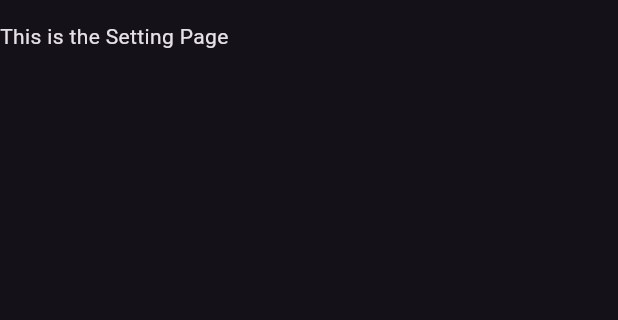
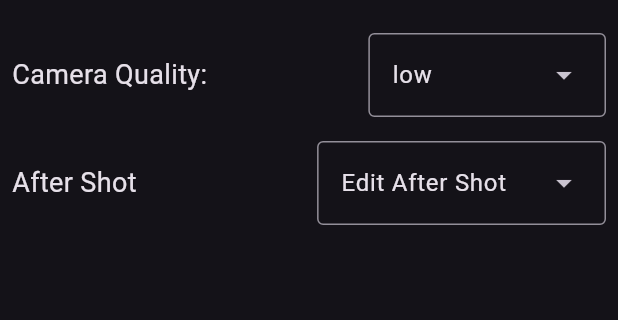
Before and after one commit to IceWind233/SIP_Camera, a Flutter app: the Setting screen opened directly, on a phone screen of 412 x 824 dp, the part 63-383 px from its top. Run offline on Flutter 3.47's test engine with Material 2 defaults, Android fonts, the phone set to English and light mode, and no system bars; our stand-ins replace camera, flutter_riverpod, fluttertoast, riverpod; missing offline and left inert: dart:ffi.

Commit message:
change a lot

```diff
--- /dev/null
+++ b/lib/Components/AutoComplete.dart
@@ -0,0 +1,45 @@
+
+import 'package:flutter/material.dart';
+
+class AutoComplete extends StatefulWidget {
+  // constructor with 2 parameters which are List<string> and value list and a key
+  const AutoComplete({
+    Key? key,
+    required this.list,
+    required this.onSelected,
+  }) : super(key: key);
+
+  final List<String> list;
+  final Function onSelected;
+
+  @override
+  _AutoCompleteState createState() => _AutoCompleteState(list, onSelected);
+}
+
+class _AutoCompleteState extends State<AutoComplete> {
+  // constructor with 2 parameters which are List<string> and value list
+  _AutoCompleteState(this.list, this.onSelected);
+
+  final List<String> list;
+  final Function onSelected;
+
+  void handleSelection(String value) {
+    onSelected(value);
+  }
+
+  @override
+  Widget build(BuildContext context) {
+    return DropdownMenu<String>(
+      initialSelection: list[0],
+      dropdownMenuEntries: list.map<DropdownMenuEntry<String>>((String value) {
+        return DropdownMenuEntry<String>(
+          label: value,
+          value: value,
+        );
+      }).toList(),
+      onSelected: (value) {
+        handleSelection(value??"");
+      },
+    );
+  }
+}
--- /dev/null
+++ b/lib/Components/Select.dart
@@ -0,0 +1,35 @@
+import 'package:flutter/material.dart';
+
+import 'package:flutter_app/Components/AutoComplete.dart';
+
+class Select extends StatelessWidget {
+  const Select({
+    Key? key,
+    required this.title,
+    required this.list,
+    required this.onSelected,
+    this.margin = 8,
+  }) : super(key: key);
+
+  final double margin;
+  final String title;
+  final List<String> list;
+  final Function onSelected;
+
+  @override
+  Widget build(BuildContext context) {
+    return Container(
+      margin: EdgeInsets.all(margin),
+      child: Row(
+        mainAxisAlignment: MainAxisAlignment.spaceBetween,
+        children: [
+          Text(title, style: const TextStyle(fontSize: 18)),
+          AutoComplete(
+            list: list,
+            onSelected: (value) => onSelected(value),
+          ),
+        ],
+      ),
+    );
+  }
+}
--- a/lib/Components/UserHeader.dart
+++ b/lib/Components/UserHeader.dart
@@ -10,7 +10,6 @@ class UserHeader extends StatelessWidget {
 
     return Container(
       width: double.maxFinite,
-      height: 200,
       // contain a avatar and a text "User"
       child: Column(
         mainAxisAlignment: MainAxisAlignment.center,
--- a/lib/Pages/Gallary.dart
+++ b/lib/Pages/Gallary.dart
@@ -1,6 +1,9 @@
+import 'dart:ffi' as ffi;
+import 'dart:io' show Platform, Directory;
+import 'package:path/path.dart' as path;
+
 import 'package:flutter/foundation.dart';
 import 'package:flutter/material.dart';
-
 
 import '../Utils/handleDrag.dart';
 
--- a/lib/Pages/ImgProc.dart
+++ b/lib/Pages/ImgProc.dart
@@ -1,6 +1,7 @@
 import 'package:flutter/material.dart';
 
 class ImgProc extends StatefulWidget{
+  const ImgProc({super.key});
 
   @override
   _ImgProcState createState() => _ImgProcState();
--- a/lib/Pages/Setting.dart
+++ b/lib/Pages/Setting.dart
@@ -1,25 +1,65 @@
 import 'package:flutter/material.dart';
 
-class Setting extends StatefulWidget{
+import 'package:flutter_app/Components/Select.dart';
 
+class Setting extends StatefulWidget {
   @override
   _SettingState createState() => _SettingState();
 }
 
-// TODO: 1. Select quliaity of the image
-// TODO: to be continued
+// TODO : Add state management to share data;
 
-class _SettingState extends State<Setting>{
+class _SettingState extends State<Setting> {
+
+  @override
+  void initState() {
+    // TODO: read data from local storage if not exist create new one
+    super.initState();
+
+  }
+
+  @override
+  void deactivate() {
+    super.deactivate();
+
+    // TODO : Save data to local storage as json file
+    print("on deactivate");
+  }
+
+  void handleCamQuality(String value) {
+    print(value);
+  }
+
+  void handleAfterShot(String option) {
+    print(option);
+  }
 
   @override
   Widget build(BuildContext context) {
     return Scaffold(
-      appBar: AppBar(title: const Text('SIP Camera')),
-      body: const Column(
-        children: [
-          Text('This is the Setting Page'),
-        ],
-      )
-    );
+        appBar: AppBar(title: const Text('SIP Camera')),
+        body: Column(
+          mainAxisAlignment: MainAxisAlignment.start,
+          children: [
+            Select(
+                title: 'Camera Quality:',
+                list: const [
+                  "low",
+                  "medium",
+                  "high",
+                  "veryHigh",
+                  "ultraHigh",
+                  "max"
+                ],
+                onSelected: (value) => handleCamQuality(value)),
+            Select(
+                title: 'After Shot',
+                list: const [
+                  "Edit After Shot",
+                  "Shot Only",
+                ],
+                onSelected: (option) => handleAfterShot(option))
+          ],
+        ));
   }
 }
--- a/lib/Utils/handleDrag.dart
+++ b/lib/Utils/handleDrag.dart
@@ -11,12 +11,8 @@ class Dragger{
   void handleDragUpdate(double end) {
     dragEnd = end;
     dragDistance = dragEnd - dragStart;
-    // TODO : if drag distance higher than 50, set menuOpen to true,
-    // else set menuOpen to false, and drawer go back to left with animation
   }
 
-  // a function named handleDragEnd with parameters are a lambda function and a double threshold
-  // if dragDistance higher than threshold, call lambda function
   void handleDragEnd(Function upLambda, Function downLambda, double threshold){
     if(dragDistance > threshold){
       upLambda();
--- a/lib/Utils/toast.dart
+++ b/lib/Utils/toast.dart
@@ -5,7 +5,7 @@ void showToast(String str) {
   Fluttertoast.showToast(
       msg: str,
       toastLength: Toast.LENGTH_SHORT,
-      gravity: ToastGravity.CENTER,
+      gravity: ToastGravity.BOTTOM,
       timeInSecForIosWeb: 1,
       backgroundColor: const Color.fromARGB(0xff, 46, 43, 56),
       textColor: Colors.white,
--- a/pubspec.yaml
+++ b/pubspec.yaml
@@ -27,13 +27,14 @@ dependencies:
   # The following adds the Cupertino Icons font to your application.
   # Use with the CupertinoIcons class for iOS style icons.
   cupertino_icons: ^1.0.2
-  camera: ^0.10.5+4
   path_provider: ^2.1.1
   path: ^1.8.3
   url_launcher: ^6.1.14
   provider: ^6.0.5
   flutter_riverpod: ^2.4.0
   fluttertoast: ^8.2.2
+  image: ^4.1.3
+  camera: ^0.10.5+4
 
 dev_dependencies:
   flutter_test:
```
Also changed, not shown: lib/Components/CamToolBar.dart (added, +132 -0 lines), lib/Components/Media.dart (added, +84 -0 lines), lib/Pages/Camera.dart (+28 -8 lines), lib/Pages/MainPage.dart (+90 -24 lines), lib/main.dart (+8 -2 lines), pubspec.lock.
